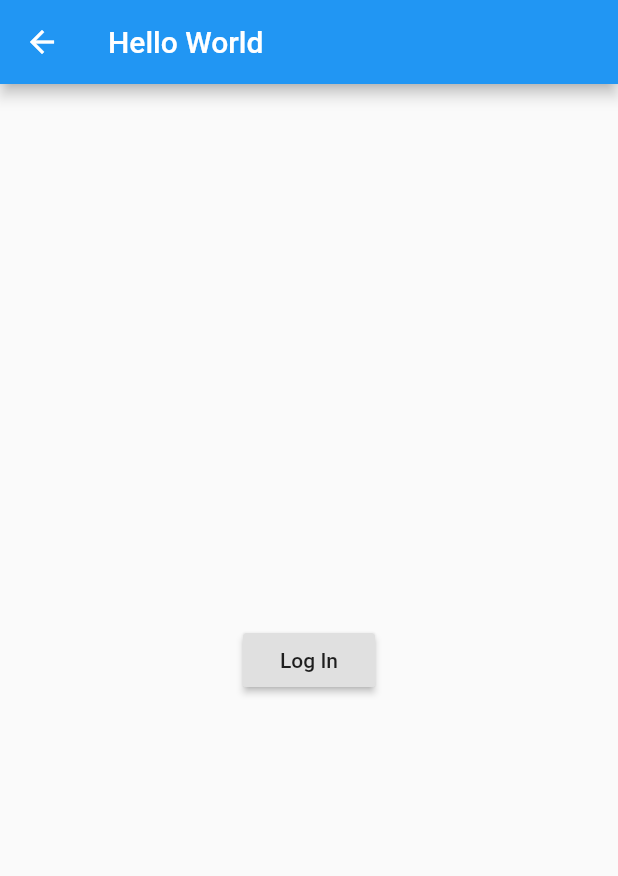
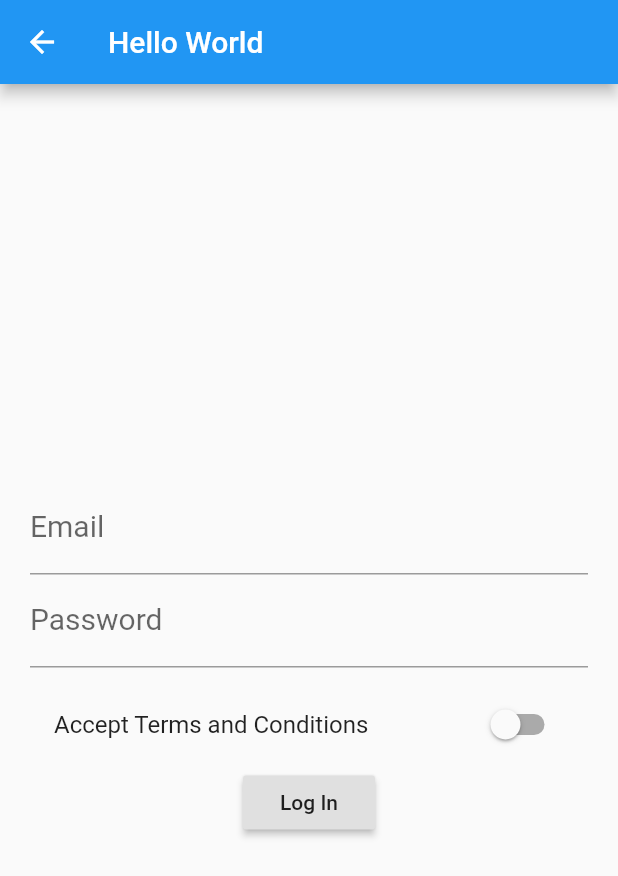
Before and after one commit to m-zaink/FristApp, a Flutter app: the AuthPage screen opened directly, on a phone screen of 412 x 824 dp. Shown: the top 876 px of the screen. Run offline on Flutter 3.47's test engine with Material 2 defaults, Android fonts, the phone set to English and light mode, and no system bars.

Commit message:
Added Auth Page
Added the auth or rather updated the auth to take user inputs.

Things learnt :
* TextFields
* Switches

```diff
--- a/lib/main.dart
+++ b/lib/main.dart
@@ -2,7 +2,7 @@ import 'package:flutter/material.dart';
 
 import './pages/products_page.dart';
 import './pages/product_admin.dart';
-
+import './pages/auth.dart';
 //This is the driver class through which the app is initiated.
 
 void main() => runApp(MyApp());
@@ -35,9 +35,9 @@ class _MyAppState extends State<MyApp> {
   Widget build(BuildContext context) {
     return MaterialApp(
       title: 'Stateful App',
-      // home: AuthPage(),
       routes: {
-        '/': (context) => ProductsPage(_products, _deleteProduct),
+        '/': (context) => AuthPage(),
+        '/products': (context) => ProductsPage(_products, _deleteProduct),
         '/admin': (context) => ProductAdmin(_addProduct),
       },
       // onGenerateRoute:
--- a/lib/pages/auth.dart
+++ b/lib/pages/auth.dart
@@ -1,5 +1,4 @@
 import 'package:flutter/material.dart';
-
 
 //This class defines the landing screen for the app.
 //It has a LogIn button, upon whose press, the user is navigated to the
@@ -12,14 +11,64 @@ class AuthPage extends StatefulWidget {
 }
 
 class _AuthPageState extends State<AuthPage> {
+  String _email, _password;
+  bool _switchValue = false;
+
+  List<Widget> _buildInputField(context) {
+    return <Widget>[
+      TextField(
+        decoration: InputDecoration(
+          labelText: 'Email',
+          labelStyle: TextStyle(fontSize: 20.0),
+        ),
+        keyboardType: TextInputType.emailAddress,
+        onChanged: (String value) {
+          _email = value;
+          print('[$_email]');
+        },
+      ),
+      TextField(
+        decoration: InputDecoration(
+          labelText: 'Password',
+          labelStyle: TextStyle(fontSize: 20.0),
+        ),
+        obscureText: true,
+        onChanged: (String value) {
+          _password = value;
+          print('[$_password]');
+        },
+      ),
+      SizedBox(
+        height: 10.0,
+      ),
+      SwitchListTile(
+        title: Text('Accept Terms and Conditions'),
+        value: _switchValue,
+        onChanged: (bool value) {
+          setState(() {
+            _switchValue = value;
+          });
+        },
+      ),
+      RaisedButton(
+        child: Text('Log In'),
+        onPressed: () {
+          Navigator.pushReplacementNamed(context, '/products');
+        },
+      ),
+    ];
+  }
+
   @override
   Widget build(BuildContext context) {
     return Scaffold(
       appBar: AppBar(title: Text('Hello World')),
-      body: Align(
-        child: RaisedButton(
-          child: Text('Log In'),
-          onPressed: () => Navigator.pushReplacementNamed(context, '/'),
+      body: Container(
+        padding: EdgeInsets.all(20.0),
+        child: Column(
+          crossAxisAlignment: CrossAxisAlignment.center,
+          mainAxisAlignment: MainAxisAlignment.center,
+          children: _buildInputField(context),
         ),
       ),
     );
--- a/lib/pages/product_admin.dart
+++ b/lib/pages/product_admin.dart
@@ -25,7 +25,7 @@ class _ProductAdminState extends State<ProductAdmin> {
           ),
           ListTile(
             title: Text('Browse Products'),
-            onTap: () => Navigator.pushReplacementNamed(context, '/'),
+            onTap: () => Navigator.pushReplacementNamed(context, '/products'),
           )
         ],
       ),
--- a/lib/pages/product_details.dart
+++ b/lib/pages/product_details.dart
@@ -15,7 +15,8 @@ class ProductDetails extends StatelessWidget {
           automaticallyImplyLeading: false,
           title: Text('Product Details'),
         ),
-        body: Center(
+        body: Container(
+          padding: EdgeInsets.all(20.0),
           child: Text(details, style: textStyle),
         ));
   }
--- a/lib/pages/tab_pages/product_create_page.dart
+++ b/lib/pages/tab_pages/product_create_page.dart
@@ -46,6 +46,9 @@ class _ProductCreatePageState extends State<ProductCreatePage> {
           RaisedButton(
             child: Text('Save'),
             onPressed: () {
+              if (_title == null || _details == null || _price == null)
+                Navigator.pushReplacementNamed(context, '/products');
+              else {
                 Map<String, dynamic> product = {
                   'title': _title,
                   'details': _details,
@@ -53,7 +56,8 @@ class _ProductCreatePageState extends State<ProductCreatePage> {
                   'image': 'assets/hawaii.jpg',
                 };
                 widget.addProduct(product);
-              Navigator.pushReplacementNamed(context, '/');
+                Navigator.pushReplacementNamed(context, '/products');
+              }
             },
           )
         ],
```
Also changed, not shown: 5 other files. Lines whose indentation alone changed are shown as unchanged.
